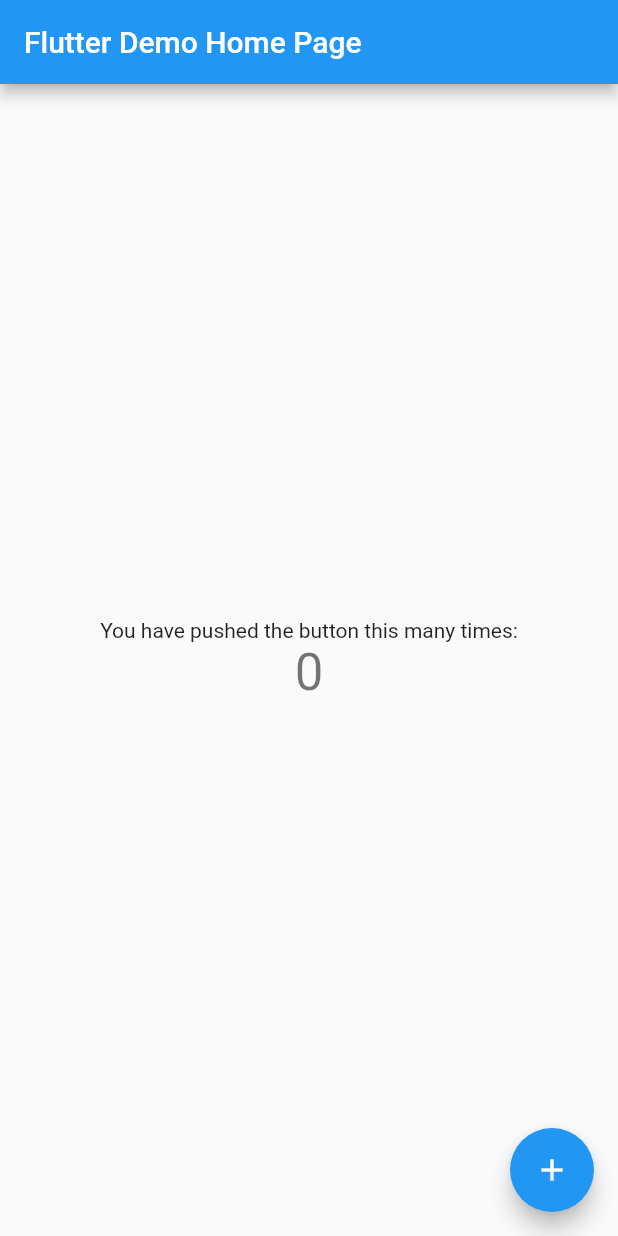
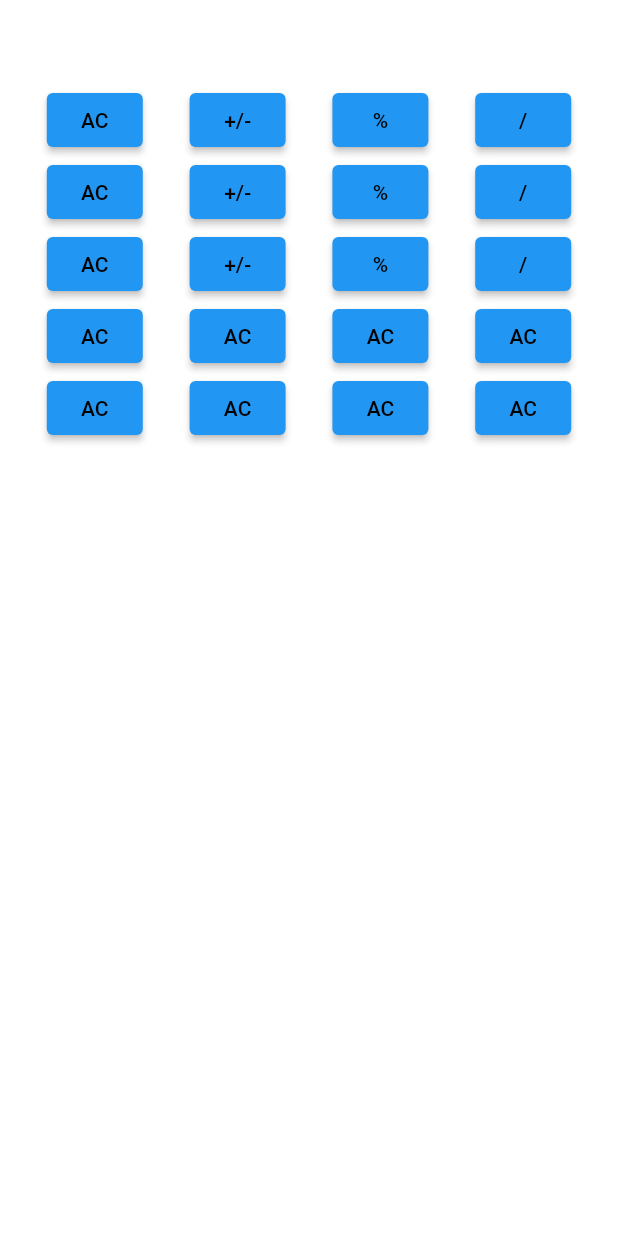
Before and after one commit to charrrleee/flutter-calculator, a Flutter app: the screen it shows after launch, on a phone screen of 412 x 824 dp. Run offline on Flutter 3.47's test engine with Material 2 defaults, Android fonts, the phone set to English and light mode, and no system bars.

Commit message:
base commit on design

```diff
--- /dev/null
+++ b/calculator/lib/asset/constant/button.dart
@@ -0,0 +1,30 @@
+class Number {
+  // This class is not meant to be instantiated or extended; this constructor
+  // prevents instantiation and extension.
+  Number._();
+
+  static const String zero = "0";
+  static const String one = "1";
+  static const String two = "2";
+  static const String three = "3";
+  static const String four = "4";
+  static const String five = "5";
+  static const String six = "6";
+  static const String seven = "7";
+  static const String eight = "8";
+  static const String nine = "9";
+}
+
+class Sign {
+  Sign._();
+
+  static const String clear = "AC";
+  static const String plus = "+";
+  static const String minus = "-";
+  static const String multiplication = "*";
+  static const String division = "/";
+  static const String dot = ".";
+  static const String posNeg = "+/-";
+  static const String percent = "%";
+  static const String equals = "=";
+}
--- /dev/null
+++ b/calculator/lib/components/button.dart
@@ -0,0 +1,13 @@
+import 'package:flutter/material.dart';
+
+class CustomElevatedButton extends ElevatedButton {
+  CustomElevatedButton(
+      {Key? key, required String text, required VoidCallback onPressed})
+      : super(
+            key: key,
+            onPressed: onPressed,
+            child: Text(
+              text,
+              style: const TextStyle(color: Colors.black),
+            ));
+}
--- a/calculator/lib/base/framework.dart
+++ b/calculator/lib/lib/framework.dart
@@ -3,7 +3,9 @@
 import 'package:provider/provider.dart';
 
 // todo move to custom library
-abstract class BaseStatelessWidget extends StatelessWidget {}
+abstract class BaseStatelessWidget extends StatelessWidget {
+  const BaseStatelessWidget({Key? key}) : super(key: key);
+}
 
 abstract class BaseState<T extends StatefulWidget> extends State<T> {}
 
--- a/calculator/lib/main.dart
+++ b/calculator/lib/main.dart
@@ -1,3 +1,4 @@
+import 'package:calculator/view/base_mode_view.dart';
 import 'package:flutter/material.dart';
 
 void main() {
@@ -11,7 +12,7 @@
   @override
   Widget build(BuildContext context) {
     return MaterialApp(
-      title: 'Flutter Demo',
+      title: 'Calculator',
       theme: ThemeData(
         // This is the theme of your application.
         //
@@ -24,7 +25,7 @@
         // is not restarted.
         primarySwatch: Colors.blue,
       ),
-      home: const MyHomePage(title: 'Flutter Demo Home Page'),
+      home: const BaseModeView(),
     );
   }
 }
--- /dev/null
+++ b/calculator/lib/view/base_mode_view.dart
@@ -0,0 +1,116 @@
+import 'package:calculator/asset/constant/button.dart';
+import 'package:calculator/components/button.dart';
+import 'package:calculator/lib/framework.dart';
+import 'package:calculator/view_model/base_mode_view_model.dart';
+import 'package:flutter/cupertino.dart';
+import 'package:flutter/material.dart';
+
+class BaseModeState extends BaseMVVMState<BaseModeView, BaseModeViewModel> {
+  @override
+  Widget buildChild(ctx, BaseModeViewModel vm) {
+    return SafeArea(
+        child: Column(
+      children: [
+        Text(vm.result),
+        NumberPad(
+          vm: vm,
+        ),
+      ],
+    ));
+  }
+
+  @override
+  BaseModeViewModel buildViewModel() {
+    return BaseModeViewModel();
+  }
+}
+
+class BaseModeView extends StatefulWidget {
+  const BaseModeView({Key? key}) : super(key: key);
+
+  @override
+  State<StatefulWidget> createState() => BaseModeState();
+}
+
+class NumberPad extends StatelessWidget {
+  final BaseModeViewModel vm;
+
+  const NumberPad({Key? key, required this.vm}) : super(key: key);
+
+  @override
+  Widget build(BuildContext context) {
+    List<String> firstRow = [
+      Sign.clear,
+      Sign.posNeg,
+      Sign.percent,
+      Sign.division
+    ];
+    List<String> secondRow = [
+      Sign.clear,
+      Sign.posNeg,
+      Sign.percent,
+      Sign.division
+    ];
+    List<String> thirdRow = [
+      Sign.clear,
+      Sign.posNeg,
+      Sign.percent,
+      Sign.division
+    ];
+    List<String> fourthRow = [
+      Sign.clear,
+      Sign.posNeg,
+      Sign.percent,
+      Sign.division
+    ];
+    List<String> fifthRow = [
+      Sign.clear,
+      Sign.posNeg,
+      Sign.percent,
+      Sign.division
+    ];
+
+    return Column(children: [
+      Row(
+          children: firstRow
+              .map((label) => CustomElevatedButton(
+                    text: label,
+                    onPressed: () => vm.onClick(label),
+                  ))
+              .toList(),
+          mainAxisAlignment: MainAxisAlignment.spaceEvenly),
+      Row(
+          children: secondRow
+              .map((label) => CustomElevatedButton(
+                    text: label,
+                    onPressed: () => vm.onClick(label),
+                  ))
+              .toList(),
+          mainAxisAlignment: MainAxisAlignment.spaceEvenly),
+      Row(
+          children: thirdRow
+              .map((label) => CustomElevatedButton(
+                    text: label,
+                    onPressed: () => vm.onClick(label),
+                  ))
+              .toList(),
+          mainAxisAlignment: MainAxisAlignment.spaceEvenly),
+      Row(
+          children: fourthRow
+              .map((label) => CustomElevatedButton(
+                    text: Sign.clear,
+                    onPressed: () => vm.onClick(label),
+                  ))
+              .toList(),
+          mainAxisAlignment: MainAxisAlignment.spaceEvenly),
+      Row(
+          children: fifthRow
+              .map((label) => CustomElevatedButton(
+                    text: Sign.clear,
+                    onPressed: () => vm.onClick(label),
+                  ))
+              .toList(),
+          mainAxisAlignment: MainAxisAlignment.spaceEvenly),
+    ]);
+  }
+}
--- /dev/null
+++ b/calculator/lib/view_model/base_mode_view_model.dart
@@ -0,0 +1,9 @@
+import 'package:calculator/lib/framework.dart';
+
+class BaseModeViewModel extends BaseViewModel {
+  String _result = "";
+
+  String get result => _result;
+
+  void onClick(String label) {}
+}
```
Also changed, not shown: 1 other file.
